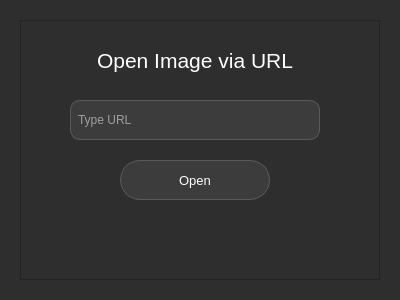
Above: resources/OpenURLDialog.ui from redshoot8/PhotoEditorProject before the change. Below: the same form after it.
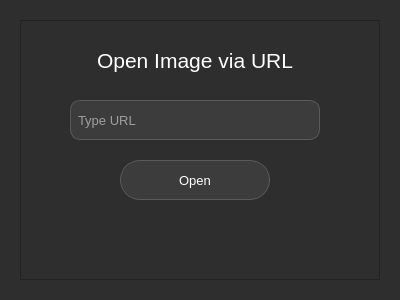
That is the form after the change. Icons and pictures are not drawn.

Patch:
```diff
--- a/resources/OpenURLDialog.ui
+++ b/resources/OpenURLDialog.ui
@@ -40,6 +40,11 @@
       <height>40</height>
      </rect>
     </property>
+    <property name="font">
+     <font>
+      <pointsize>10</pointsize>
+     </font>
+    </property>
     <property name="styleSheet">
      <string notr="true">background-color: #3C3C3C;
 color: #FFFFFF;
```
